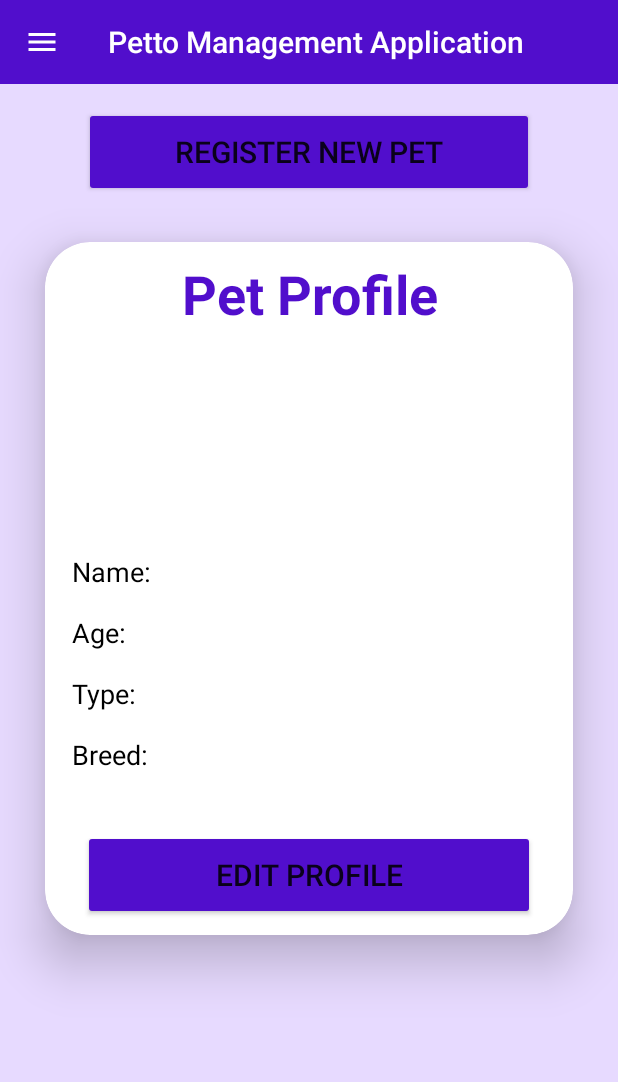
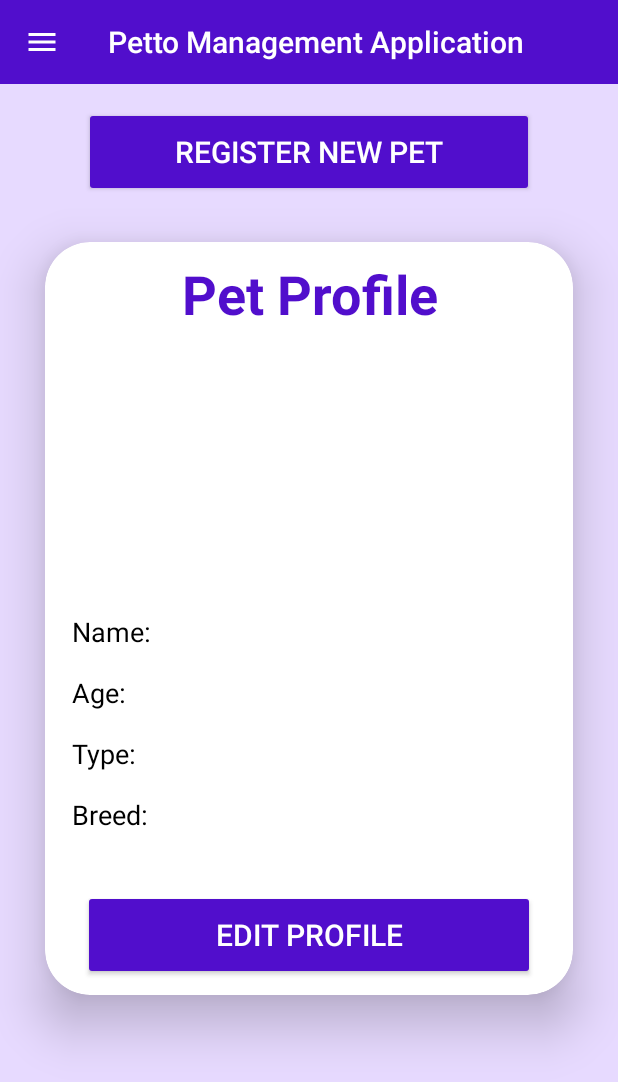
Before and after one commit to Oh-Hoa-Yang/Petto-Management-System, an Android app: the PetProfileActivity screen opened directly, with no data from a screen before it, on a phone screen of 412 x 824 dp. Shown: the top 1082 px of the screen. Run offline under Robolectric (Android 15) with nearby library versions, the phone set to English and light mode, and no system bars; our stand-ins replace Firebase (no records; nobody signed in at launch, a user with empty details on screens opened directly).

Commit message:
text color

```diff
--- a/app/src/main/res/layout/activity_edit_pet_profile.xml
+++ b/app/src/main/res/layout/activity_edit_pet_profile.xml
@@ -112,6 +112,7 @@
                     android:layout_marginTop="30dp"
                     android:backgroundTint="@color/dpurple"
                     android:text="Change Photo"
+                    android:textColor="@color/white"
                     android:textSize="18sp"
                     app:cornerRadius="20dp" />
 
@@ -122,6 +123,7 @@
                     android:layout_marginTop="20dp"
                     android:backgroundTint="@color/dpurple"
                     android:text="Save Changes"
+                    android:textColor="@color/white"
                     android:textSize="18sp"
                     app:cornerRadius="20dp" />
 
--- a/app/src/main/res/layout/activity_pet_profile.xml
+++ b/app/src/main/res/layout/activity_pet_profile.xml
@@ -27,6 +27,7 @@
         android:layout_marginTop="15dp"
         android:backgroundTint="@color/dpurple"
         android:text="Register New Pet"
+        android:textColor="@color/white"
         android:textSize="20sp" />
 
     <androidx.cardview.widget.CardView
@@ -54,8 +55,8 @@
 
             <ImageView
                 android:id="@+id/petProfileImageView"
-                android:layout_width="110dp"
-                android:layout_height="110dp"
+                android:layout_width="150dp"
+                android:layout_height="150dp"
                 android:layout_gravity="center"
                 android:layout_marginVertical="15dp"
                 android:scaleType="centerCrop"  />
@@ -144,6 +145,7 @@
                 android:layout_marginTop="30dp"
                 android:backgroundTint="@color/dpurple"
                 android:text="Edit Profile"
+                android:textColor="@color/white"
                 android:textSize="20sp" />
 
         </LinearLayout>
--- a/app/src/main/res/layout/activity_pet_register.xml
+++ b/app/src/main/res/layout/activity_pet_register.xml
@@ -114,6 +114,7 @@
                     android:layout_marginTop="30dp"
                     android:backgroundTint="@color/dpurple"
                     android:text="Add Photo"
+                    android:textColor="@color/white"
                     android:textSize="18sp"
                     app:cornerRadius="20dp" />
 
@@ -124,6 +125,7 @@
                     android:layout_marginTop="20dp"
                     android:backgroundTint="@color/dpurple"
                     android:text="Register Pet"
+                    android:textColor="@color/white"
                     android:textSize="18sp"
                     app:cornerRadius="20dp" />
 
```
